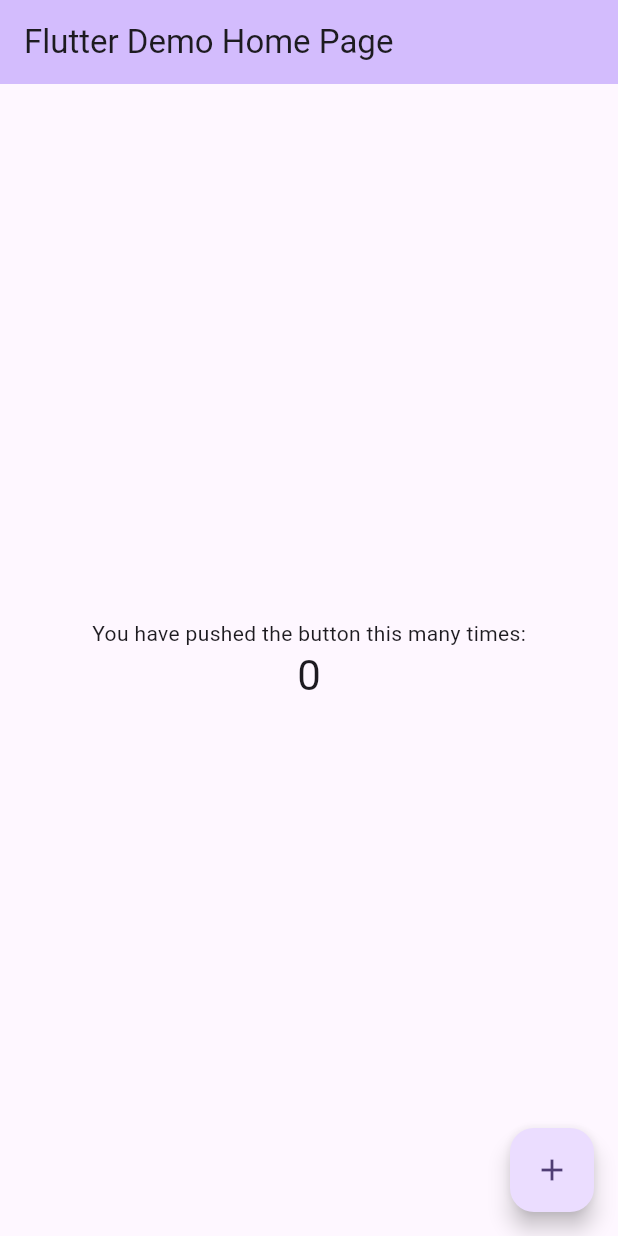
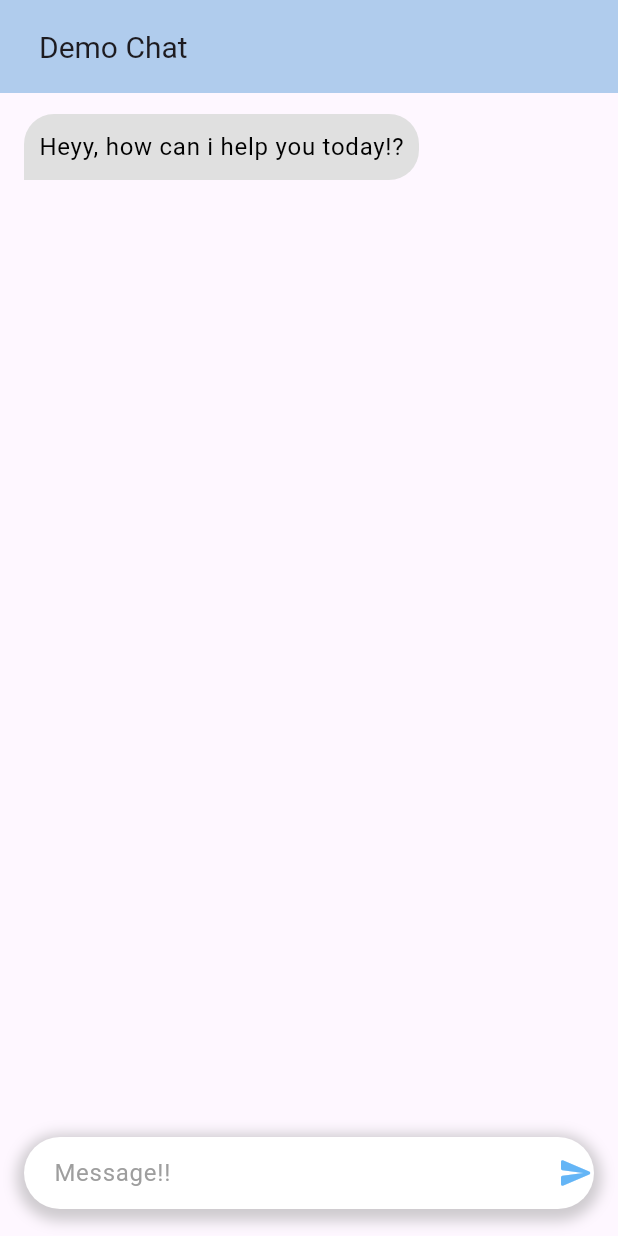
Before and after one commit to ab9125/Hackathon_project, a Flutter app: the screen it shows after launch, on a phone screen of 412 x 824 dp. Run offline on Flutter 3.47's test engine with Material 3 defaults, Android fonts, the phone set to English and light mode, and no system bars.

Commit message:
message_design

```diff
--- a/lib/main.dart
+++ b/lib/main.dart
@@ -1,3 +1,4 @@
+import 'package:demo_hackathon/message.dart';
 import 'package:flutter/material.dart';
 
 void main() {
@@ -13,113 +14,11 @@
     return MaterialApp(
       title: 'Flutter Demo',
       theme: ThemeData(
-        // This is the theme of your application.
-        //
-        // TRY THIS: Try running your application with "flutter run". You'll see
-        // the application has a purple toolbar. Then, without quitting the app,
-        // try changing the seedColor in the colorScheme below to Colors.green
-        // and then invoke "hot reload" (save your changes or press the "hot
-        // reload" button in a Flutter-supported IDE, or press "r" if you used
-        // the command line to start the app).
-        //
-        // Notice that the counter didn't reset back to zero; the application
-        // state is not lost during the reload. To reset the state, use hot
-        // restart instead.
-        //
-        // This works for code too, not just values: Most code changes can be
-        // tested with just a hot reload.
         colorScheme: ColorScheme.fromSeed(seedColor: Colors.deepPurple),
         useMaterial3: true,
       ),
-      home: const MyHomePage(title: 'Flutter Demo Home Page'),
+      debugShowCheckedModeBanner: false,
+      home: Message(),
     );
   }
 }
-
-class MyHomePage extends StatefulWidget {
-  const MyHomePage({super.key, required this.title});
-
-  // This widget is the home page of your application. It is stateful, meaning
-  // that it has a State object (defined below) that contains fields that affect
-  // how it looks.
-
-  // This class is the configuration for the state. It holds the values (in this
-  // case the title) provided by the parent (in this case the App widget) and
-  // used by the build method of the State. Fields in a Widget subclass are
-  // always marked "final".
-
-  final String title;
-
-  @override
-  State<MyHomePage> createState() => _MyHomePageState();
-}
-
-class _MyHomePageState extends State<MyHomePage> {
-  int _counter = 0;
-
-  void _incrementCounter() {
-    setState(() {
-      // This call to setState tells the Flutter framework that something has
-      // changed in this State, which causes it to rerun the build method below
-      // so that the display can reflect the updated values. If we changed
-      // _counter without calling setState(), then the build method would not be
-      // called again, and so nothing would appear to happen.
-      _counter++;
-    });
-  }
-
-  @override
-  Widget build(BuildContext context) {
-    // This method is rerun every time setState is called, for instance as done
-    // by the _incrementCounter method above.
-    //
-    // The Flutter framework has been optimized to make rerunning build methods
-    // fast, so that you can just rebuild anything that needs updating rather
-    // than having to individually change instances of widgets.
-    return Scaffold(
-      appBar: AppBar(
-        // TRY THIS: Try changing the color here to a specific color (to
-        // Colors.amber, perhaps?) and trigger a hot reload to see the AppBar
-        // change color while the other colors stay the same.
-        backgroundColor: Theme.of(context).colorScheme.inversePrimary,
-        // Here we take the value from the MyHomePage object that was created by
-        // the App.build method, and use it to set our appbar title.
-        title: Text(widget.title),
-      ),
-      body: Center(
-        // Center is a layout widget. It takes a single child and positions it
-        // in the middle of the parent.
-        child: Column(
-          // Column is also a layout widget. It takes a list of children and
-          // arranges them vertically. By default, it sizes itself to fit its
-          // children horizontally, and tries to be as tall as its parent.
-          //
-          // Column has various properties to control how it sizes itself and
-          // how it positions its children. Here we use mainAxisAlignment to
-          // center the children vertically; the main axis here is the vertical
-          // axis because Columns are vertical (the cross axis would be
-          // horizontal).
-          //
-          // TRY THIS: Invoke "debug painting" (choose the "Toggle Debug Paint"
-          // action in the IDE, or press "p" in the console), to see the
-          // wireframe for each widget.
-          mainAxisAlignment: MainAxisAlignment.center,
-          children: <Widget>[
-            const Text(
-              'You have pushed the button this many times:',
-            ),
-            Text(
-              '$_counter',
-              style: Theme.of(context).textTheme.headlineMedium,
-            ),
-          ],
-        ),
-      ),
-      floatingActionButton: FloatingActionButton(
-        onPressed: _incrementCounter,
-        tooltip: 'Increment',
-        child: const Icon(Icons.add),
-      ), // This trailing comma makes auto-formatting nicer for build methods.
-    );
-  }
-}
--- /dev/null
+++ b/lib/message.dart
@@ -0,0 +1,130 @@
+import 'package:demo_hackathon/model/msg.dart';
+import 'package:flutter/material.dart';
+
+class Message extends StatefulWidget {
+  const Message({super.key});
+
+  @override
+  State<Message> createState() => _MessageState();
+}
+
+class _MessageState extends State<Message> {
+  final TextEditingController _controller = TextEditingController();
+  final List<Messages> _messages = [
+    Messages(text: 'Heyy, how can i help you today!?', isUser: false),
+  ];
+  bool _isLoading=false;
+
+  @override
+  Widget build(BuildContext context) {
+    return SafeArea(
+      child: Scaffold(
+        backgroundColor: Theme.of(context).colorScheme.background,
+        appBar: AppBar(
+          toolbarHeight: 62,
+          centerTitle: false,
+          elevation: 10,
+          backgroundColor: Colors.blue.shade100,
+          title: Row(
+            mainAxisAlignment: MainAxisAlignment.spaceBetween,
+            crossAxisAlignment: CrossAxisAlignment.center,
+            children: [
+              Row(
+                  children: [
+                    // Image.asset("assets/images/chat-bot.png",width: 44),
+                    SizedBox(width: 10,),
+                    Text("Demo Chat",style: TextStyle(fontSize: 20,color: Theme.of(context).textTheme.titleLarge!.color),)
+                  ]
+              ),
+              // Icon(
+              //   ref.read(themeProvider)== ThemeMode.light ? Icons.dark_mode_rounded : Icons.light_mode_rounded,
+              //   color: Colors.blue.shade500,
+              // )
+            ],
+          ),
+        ),
+        body: Column(
+          children: [
+            SizedBox(height: 6,),
+            Expanded(
+              child: ListView.builder(
+                itemCount: _messages.length,
+                itemBuilder: (context, index) {
+                  final message = _messages[index];
+                  return ListTile(
+                    title: Align(
+                      alignment: message.isUser ? Alignment.centerRight : Alignment.centerLeft,
+                      child: Container(
+                          padding: EdgeInsets.all(10),
+                          decoration: BoxDecoration(
+                              color: message.isUser ? Colors.blue : Colors.grey[300],
+                              borderRadius: message.isUser ?
+                              BorderRadius.only(
+                                topLeft: Radius.circular(20),
+                                bottomLeft: Radius.circular(20),
+                                bottomRight: Radius.circular(20),
+                              ) :
+                              BorderRadius.only(
+                                topRight: Radius.circular(20),
+                                topLeft: Radius.circular(20),
+                                bottomRight: Radius.circular(20),
+                              )
+                          ),
+                          child: Text(
+                            message.text,
+                            style: TextStyle(color: message.isUser ? Colors.white : Colors.black),
+                          )
+                      ),
+                    ),
+                  );
+                },
+              ),
+            ),
+
+            Padding(
+              padding: const EdgeInsets.only(bottom: 18,top: 16.0,left: 16,right: 16),
+              child: Container(
+                decoration: BoxDecoration(
+                    color: Colors.white,
+                    borderRadius: BorderRadius.circular(32),
+                    boxShadow: [
+                      BoxShadow(
+                          color: Colors.grey.withOpacity(0.5),
+                          spreadRadius: 5,
+                          blurRadius: 7,
+                          offset: Offset(0, 3)
+                      )
+                    ]
+                ),
+                child: Row(
+                  children: [
+                    Expanded(
+                      child: TextField(
+                        controller: _controller,
+                        style: TextStyle(color: Colors.black),
+                        decoration: InputDecoration(
+                            hintText: 'Message!!',
+                            hintStyle: TextStyle(color: Colors.grey[500]),
+                            border: InputBorder.none,
+                            contentPadding: EdgeInsets.symmetric(horizontal: 20)
+                        ),
+                      ),
+                    ),
+                    SizedBox(width: 8,),
+                    _isLoading ?
+                    CircularProgressIndicator() :
+                    // IconButton(
+                    //     onPressed: callGeminiModel,
+                    //     icon: Icon(Icons.send_rounded, color: Colors.blue.shade300,)
+                    // )
+                    Icon(Icons.send_rounded, color: Colors.blue.shade300,)
+                  ],
+                ),
+              ),
+            )
+          ],
+        ),
+      ),
+    );
+  }
+}
--- /dev/null
+++ b/lib/model/msg.dart
@@ -0,0 +1,6 @@
+class Messages {
+  final String text;
+  final bool isUser;
+
+  Messages({required this.text, required this.isUser});
+}
```
